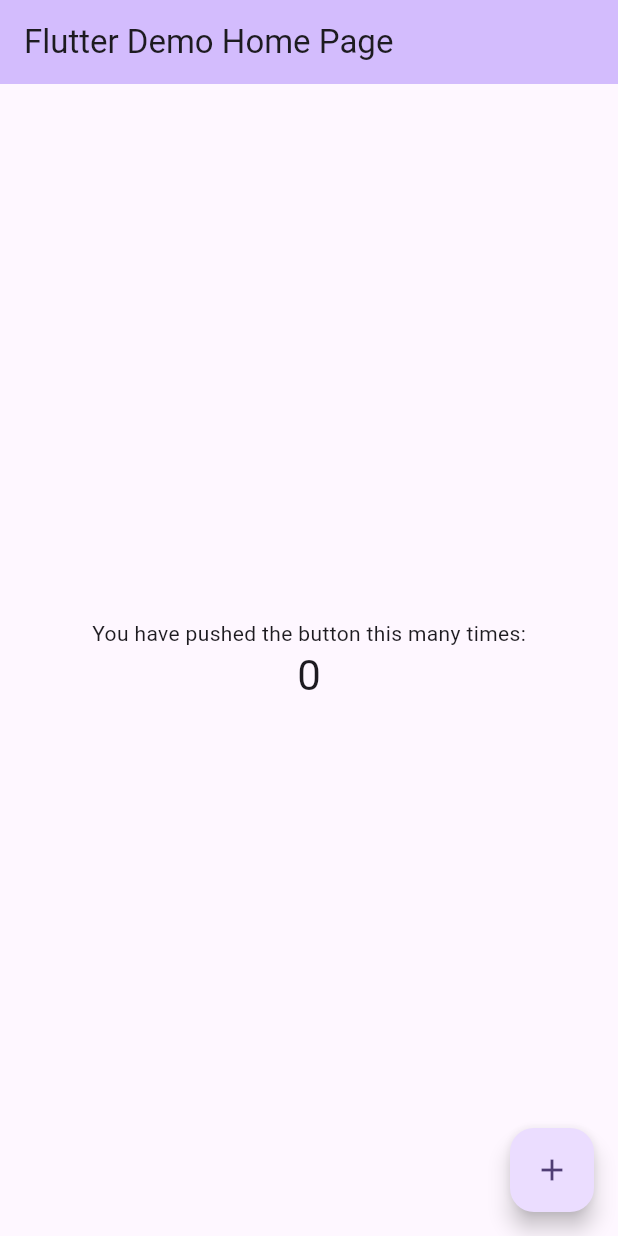
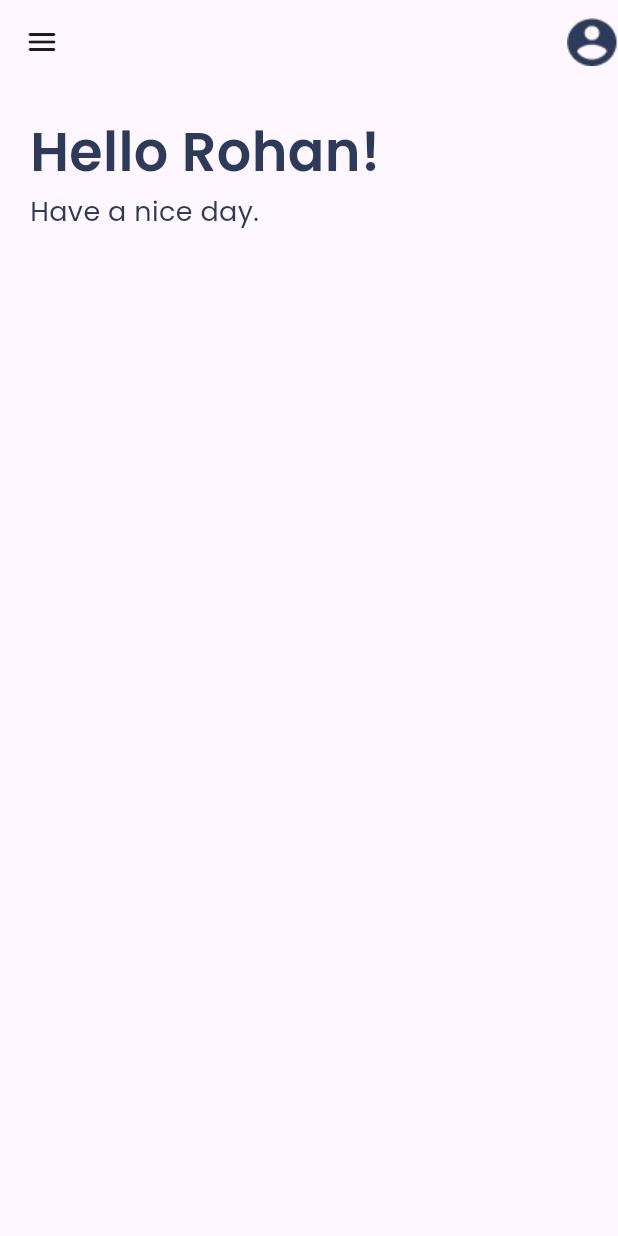
Before and after one commit to emekss/Task_Management_App, a Flutter app: the screen it shows after launch, on a phone screen of 412 x 824 dp. Run offline on Flutter 3.47's test engine with Material 3 defaults, Android fonts, the phone set to English and light mode, and no system bars; our stand-ins replace google_fonts.

Commit message:
home screen created,

```diff
--- a/lib/main.dart
+++ b/lib/main.dart
@@ -1,4 +1,5 @@
 import 'package:flutter/material.dart';
+import 'package:task_management_app/screens/home.dart';
 
 void main() {
   runApp(const MyApp());
@@ -7,119 +8,11 @@ void main() {
 class MyApp extends StatelessWidget {
   const MyApp({super.key});
 
-  // This widget is the root of your application.
   @override
   Widget build(BuildContext context) {
-    return MaterialApp(
-      title: 'Flutter Demo',
-      theme: ThemeData(
-        // This is the theme of your application.
-        //
-        // TRY THIS: Try running your application with "flutter run". You'll see
-        // the application has a purple toolbar. Then, without quitting the app,
-        // try changing the seedColor in the colorScheme below to Colors.green
-        // and then invoke "hot reload" (save your changes or press the "hot
-        // reload" button in a Flutter-supported IDE, or press "r" if you used
-        // the command line to start the app).
-        //
-        // Notice that the counter didn't reset back to zero; the application
-        // state is not lost during the reload. To reset the state, use hot
-        // restart instead.
-        //
-        // This works for code too, not just values: Most code changes can be
-        // tested with just a hot reload.
-        colorScheme: ColorScheme.fromSeed(seedColor: Colors.deepPurple),
-        useMaterial3: true,
-      ),
-      home: const MyHomePage(title: 'Flutter Demo Home Page'),
+    return const MaterialApp(
+      debugShowCheckedModeBanner: false,
+      home: HomeScreen(),
     );
   }
 }
-
-class MyHomePage extends StatefulWidget {
-  const MyHomePage({super.key, required this.title});
-
-  // This widget is the home page of your application. It is stateful, meaning
-  // that it has a State object (defined below) that contains fields that affect
-  // how it looks.
-
-  // This class is the configuration for the state. It holds the values (in this
-  // case the title) provided by the parent (in this case the App widget) and
-  // used by the build method of the State. Fields in a Widget subclass are
-  // always marked "final".
-
-  final String title;
-
-  @override
-  State<MyHomePage> createState() => _MyHomePageState();
-}
-
-class _MyHomePageState extends State<MyHomePage> {
-  int _counter = 0;
-
-  void _incrementCounter() {
-    setState(() {
-      // This call to setState tells the Flutter framework that something has
-      // changed in this State, which causes it to rerun the build method below
-      // so that the display can reflect the updated values. If we changed
-      // _counter without calling setState(), then the build method would not be
-      // called again, and so nothing would appear to happen.
-      _counter++;
-    });
-  }
-
-  @override
-  Widget build(BuildContext context) {
-    // This method is rerun every time setState is called, for instance as done
-    // by the _incrementCounter method above.
-    //
-    // The Flutter framework has been optimized to make rerunning build methods
-    // fast, so that you can just rebuild anything that needs updating rather
-    // than having to individually change instances of widgets.
-    return Scaffold(
-      appBar: AppBar(
-        // TRY THIS: Try changing the color here to a specific color (to
-        // Colors.amber, perhaps?) and trigger a hot reload to see the AppBar
-        // change color while the other colors stay the same.
-        backgroundColor: Theme.of(context).colorScheme.inversePrimary,
-        // Here we take the value from the MyHomePage object that was created by
-        // the App.build method, and use it to set our appbar title.
-        title: Text(widget.title),
-      ),
-      body: Center(
-        // Center is a layout widget. It takes a single child and positions it
-        // in the middle of the parent.
-        child: Column(
-          // Column is also a layout widget. It takes a list of children and
-          // arranges them vertically. By default, it sizes itself to fit its
-          // children horizontally, and tries to be as tall as its parent.
-          //
-          // Column has various properties to control how it sizes itself and
-          // how it positions its children. Here we use mainAxisAlignment to
-          // center the children vertically; the main axis here is the vertical
-          // axis because Columns are vertical (the cross axis would be
-          // horizontal).
-          //
-          // TRY THIS: Invoke "debug painting" (choose the "Toggle Debug Paint"
-          // action in the IDE, or press "p" in the console), to see the
-          // wireframe for each widget.
-          mainAxisAlignment: MainAxisAlignment.center,
-          children: <Widget>[
-            const Text(
-              'You have pushed the button this many times:',
-            ),
-            Text(
-              '$_counter',
-              style: Theme.of(context).textTheme.headlineMedium,
-            ),
-          ],
-        ),
-      ),
-      floatingActionButton: FloatingActionButton(
-        onPressed: _incrementCounter,
-        tooltip: 'Increment',
-        child: const Icon(Icons.add),
-      ), // This trailing comma makes auto-formatting nicer for build methods.
-    );
-  }
-}
--- /dev/null
+++ b/lib/screens/home.dart
@@ -0,0 +1,44 @@
+import 'package:flutter/material.dart';
+import 'package:google_fonts/google_fonts.dart';
+
+class HomeScreen extends StatelessWidget {
+  const HomeScreen({super.key});
+
+  @override
+  Widget build(BuildContext context) {
+    return Scaffold(
+      appBar: AppBar(
+        leading: IconButton(
+          onPressed: () {},
+          icon: const Icon(Icons.menu_rounded),
+        ),
+        actions: [
+          Image.asset('assets/images/account_circle.png'),
+        ],
+      ),
+      body: Padding(
+        padding: const EdgeInsets.all(20.0),
+        child: Column(
+          crossAxisAlignment: CrossAxisAlignment.start,
+          children: [
+            Text(
+              'Hello Rohan!',
+              style: GoogleFonts.poppins(
+                fontSize: 36.02,
+                fontWeight: FontWeight.w600,
+                color: const Color.fromARGB(255, 46, 58, 89),
+              ),
+            ),
+            Text(
+              'Have a nice day.',
+              style: GoogleFonts.poppins(
+                fontSize: 18.01,
+                color: const Color.fromARGB(255, 46, 58, 89),
+              ),
+            ),
+          ],
+        ),
+      ),
+    );
+  }
+}
```
Also changed, not shown: pubspec.yaml (+5 -6 lines), assets/images/account_circle.png (added), pubspec.lock, 196 other files.
